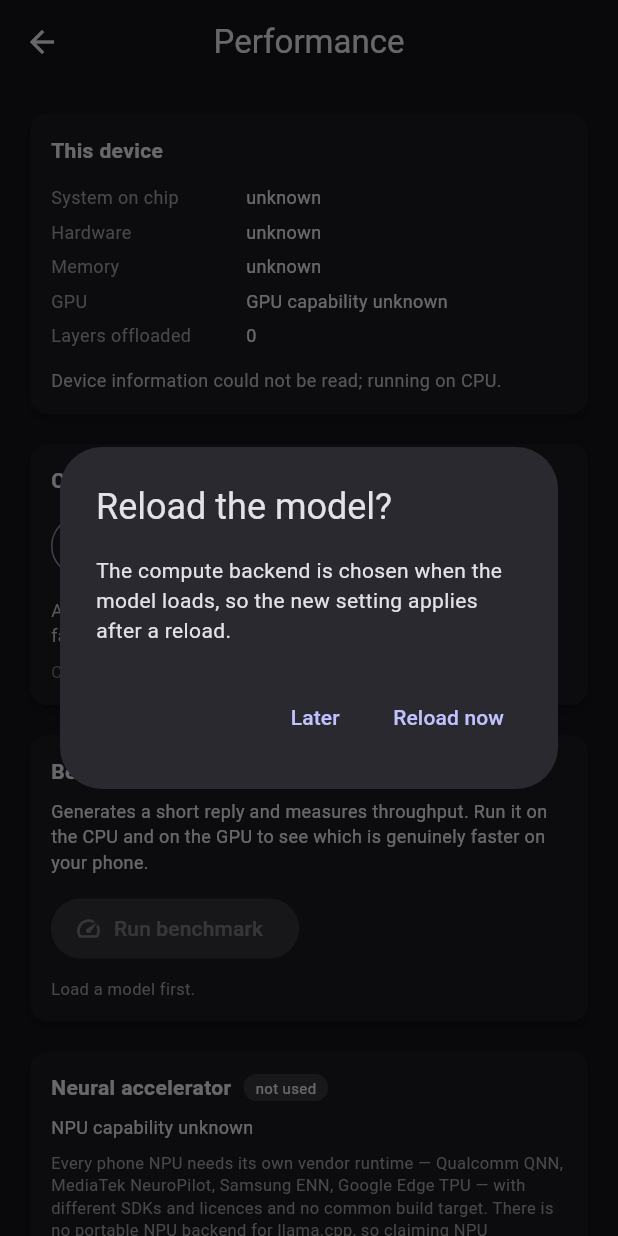
After one commit to skullrex0987-ctrl/Opendotsapk, a Flutter app: the PerformanceScreen screen opened directly, after a tap on "GPU", on a phone screen of 412 x 824 dp. The commit adds this screen. Run offline on Flutter 3.47's test engine with Material 3 defaults, Android fonts, the phone set to English and light mode, and no system bars; our stand-ins replace device_info_plus, file_picker, flutter_riverpod, flutter_secure_storage, flutter_tts, geolocator and 8 more; missing offline and left inert: cryptography, onnxruntime, workmanager; accounts and stored records are empty.

Commit message:
feat(perf): GPU toggle, device diagnostics and a benchmark
Research on shipping Android LLM apps turned up a fact worth designing around:
on midrange GPUs -- Mali especially -- token generation can be *slower* than the
CPU, because generation is memory-bandwidth-bound and a narrow mobile memory bus
does not beat well-vectorised NEON kernels. An app that silently offloads to the
GPU therefore makes some users slower while telling them nothing.

So the backend is a choice, not a build-time guess:

- 'auto' | 'gpu' | 'cpu' setting, resolved in one place (GpuService.layersForMode)
  so the settings UI and the model loader cannot disagree.
- auto stays on the CPU for midrange Mali parts, where the evidence says the GPU
  loses, and allows it elsewhere.
- Settings -> Performance reports the SoC, RAM, GPU class, layers offloaded and
  the NPU's presence, then offers a throughput benchmark so the choice can rest
  on the user's own hardware rather than on our guess.
- Changing the backend prompts to reload the model, since offload is fixed at
  load time, instead of silently doing nothing.

NPU is reported and explicitly not used: every phone NPU needs its own vendor
runtime (QNN, NeuroPilot, ENN, Edge TPU) with no common build target, so there is
no portable llama.cpp backend for it. The screen says so rather than implying
otherwise.

Also: inference threads are now capped at 4. Decode is memory-bandwidth-bound,
so beyond that the workers contend for the same bus.

```diff
--- a/lib/data/services/gpu_service.dart
+++ b/lib/data/services/gpu_service.dart
@@ -53,7 +53,16 @@ class GpuCapability {
   final int totalRamMb;
 
   /// Layers this device should try to offload.
+  ///
+  /// Note this is a *default*, not a verdict. On many midrange Mali parts token
+  /// generation is memory-bandwidth-bound and the CPU kernels are genuinely
+  /// faster, so the UI offers a manual override and a benchmark rather than
+  /// trusting this number.
   final int recommendedGpuLayers;
+
+  /// True when the GPU is likely to *lose* to the CPU, so the default is to
+  /// stay on the CPU and let the user opt in.
+  final bool gpuOftenSlower;
 
   /// Plain-language explanation, shown in the UI.
   final String summary;
@@ -66,6 +75,7 @@ class GpuCapability {
     required this.totalRamMb,
     required this.recommendedGpuLayers,
     required this.summary,
+    this.gpuOftenSlower = false,
   });
 
   bool get npuUsable => false;
@@ -130,7 +140,16 @@ class GpuService {
           ? (info.physicalSize / (1024 * 1024)).round()
           : 0;
 
-      final layers = _layersFor(gpuClass, ramMb);
+      // Midrange Mali parts are the well-documented case where GPU token
+      // generation loses to the CPU: generation is memory-bandwidth-bound, and
+      // a mobile GPU with a narrow bus does not beat well-vectorised NEON
+      // kernels. Do not silently pick the slower path for these users.
+      final maliCautious = combined.contains('mali') &&
+          !combined.contains('immortalis') &&
+          !combined.contains('g715') &&
+          !combined.contains('g720');
+
+      final layers = maliCautious ? 0 : _layersFor(gpuClass, ramMb);
 
       _cached = GpuCapability(
         socModel: soc,
@@ -139,7 +158,13 @@ class GpuService {
         npuVendor: npuVendor,
         totalRamMb: ramMb,
         recommendedGpuLayers: layers,
-        summary: _summaryFor(gpuClass, layers, ramMb),
+        gpuOftenSlower: maliCautious,
+        summary: maliCautious
+            ? 'A midrange Mali GPU was detected. On these, token generation is '
+                'memory-bandwidth-bound and the CPU kernels are usually faster, '
+                'so the CPU is used by default. You can try the GPU in '
+                'Performance and compare.'
+            : _summaryFor(gpuClass, layers, ramMb),
       );
     } catch (e) {
       debugPrint('[GpuService] detection failed: $e');
@@ -255,4 +280,20 @@ class GpuService {
   /// Called from tests to reset the memoised probe.
   @visibleForTesting
   static void resetCache() => _cached = null;
+
+  /// Resolve the offload setting — 'auto' | 'gpu' | 'cpu' — to a layer count.
+  ///
+  /// This is the single place that decides, so the Performance screen and the
+  /// model loader can never disagree about what the user asked for.
+  static Future<int> layersForMode(String mode) async {
+    switch (mode) {
+      case 'gpu':
+        // llama.cpp clamps to the model's actual depth, so 99 means "all".
+        return _allLayers;
+      case 'cpu':
+        return 0;
+      default:
+        return (await detect()).recommendedGpuLayers;
+    }
+  }
 }
--- a/lib/data/services/llm_service.dart
+++ b/lib/data/services/llm_service.dart
@@ -78,20 +78,30 @@ class LlmService {
 
   static LlmService getInstance() => _instance ??= LlmService._();
 
-  /// Number of usable CPU cores.
+  /// Number of usable CPU cores for inference.
   ///
   /// [performanceOnly] asks the platform for the big cores only. On the
   /// big.LITTLE Android SoCs this app targets, handing llama.cpp every core
   /// including the little ones tends to *reduce* throughput, because the slow
   /// cores become the stragglers in every synchronised matmul.
+  ///
+  /// The result is capped at [_maxInferenceThreads]. Decode is memory-bandwidth
+  /// bound, so past roughly four threads the extra workers contend for the same
+  /// memory bus and generation gets slower rather than faster. The cost is some
+  /// prompt-processing throughput, which is the right trade for a chat app
+  /// where time-to-first-token and streaming smoothness are what a person
+  /// actually notices.
   Future<int> cpuCores({bool performanceOnly = true}) async {
     try {
       final cores = await _llm.getCpuCores(performanceOnly: performanceOnly);
-      return cores > 0 ? cores : 4;
+      if (cores <= 0) return 4;
+      return cores < _maxInferenceThreads ? cores : _maxInferenceThreads;
     } catch (_) {
       return 4;
     }
   }
+
+  static const int _maxInferenceThreads = 4;
 
   /// Load a GGUF chat model. Returns false (and reports via [onError]) on
   /// failure rather than throwing, so the UI can show a message.
--- a/lib/presentation/providers/providers.dart
+++ b/lib/presentation/providers/providers.dart
@@ -261,6 +261,10 @@ class SettingsNotifier extends StateNotifier<Map<String, dynamic>> {
     // Security
     'biometric_lock': false,
 
+    // Compute backend: auto | gpu | cpu. 'auto' follows GpuService, which
+    // stays on the CPU for midrange Mali parts where the GPU usually loses.
+    'gpu_offload': 'auto',
+
     // First-run
     'onboarding_done': false,
   }) {
@@ -302,6 +306,7 @@ class SettingsNotifier extends StateNotifier<Map<String, dynamic>> {
       'active_cloud_provider',
       'active_cloud_model',
       'model_path',
+      'gpu_offload',
     ]) {
       final raw = await _db.getPreference(key);
       if (raw != null && raw.isNotEmpty) {
--- a/lib/presentation/screens/chat_screen.dart
+++ b/lib/presentation/screens/chat_screen.dart
@@ -777,10 +777,12 @@ class ModelSelectorDialog extends ConsumerWidget {
     var message = 'Failed to load model';
 
     try {
-      final gpu = await GpuService.detect();
+      final layers = await GpuService.layersForMode(
+        '${ref.read(settingsProvider)['gpu_offload'] ?? 'auto'}',
+      );
       ok = await llmService.loadModel(
         await manager.weightPath(chat),
-        gpuLayers: gpu.recommendedGpuLayers,
+        gpuLayers: layers,
       );
 
       // Vision is optional — a missing projector must not fail the chat model.
--- /dev/null
+++ b/lib/presentation/screens/performance_screen.dart
@@ -0,0 +1,382 @@
+/// Performance and device diagnostics.
+///
+/// Why this screen exists rather than a silent "use the GPU" flag: on a large
+/// class of phones the GPU is genuinely *slower* than the CPU for token
+/// generation. Generation is memory-bandwidth-bound, and a midrange mobile GPU
+/// with a narrow memory bus does not beat well-vectorised NEON kernels. A user
+/// whose phone falls into that class should be able to see it and switch back,
+/// rather than concluding the app is slow.
+///
+/// So the screen does three things: it reports what the device actually is, it
+/// lets the backend be chosen, and it measures both so the choice can be based
+/// on the user's own hardware instead of on a guess made at build time.
+library;
+
+import 'package:flutter/material.dart';
+import 'package:flutter_riverpod/flutter_riverpod.dart';
+
+import '../../data/services/gpu_service.dart';
+import '../../data/services/llm_service.dart';
+import '../providers/providers.dart';
+
+class PerformanceScreen extends ConsumerStatefulWidget {
+  const PerformanceScreen({super.key});
+
+  @override
+  ConsumerState<PerformanceScreen> createState() => _PerformanceScreenState();
+}
+
+class _PerformanceScreenState extends ConsumerState<PerformanceScreen> {
+  GpuCapability? _gpu;
+  bool _loadingDevice = true;
+
+  bool _benchmarking = false;
+  String? _benchmarkResult;
+  double? _lastTokensPerSecond;
+
+  @override
+  void initState() {
+    super.initState();
+    _loadDevice();
+  }
+
+  Future<void> _loadDevice() async {
+    final gpu = await GpuService.detect();
+    if (!mounted) return;
+    setState(() {
+      _gpu = gpu;
+      _loadingDevice = false;
+    });
+  }
+
+  @override
+  Widget build(BuildContext context) {
+    final settings = ref.watch(settingsProvider);
+    final llm = ref.read(llmServiceProvider);
+
+    return Scaffold(
+      appBar: AppBar(title: const Text('Performance')),
+      body: ListView(
+        padding: const EdgeInsets.all(16),
+        children: [
+          _deviceCard(llm),
+          const SizedBox(height: 12),
+          _backendCard(settings, llm),
+          const SizedBox(height: 12),
+          _benchmarkCard(llm),
+          const SizedBox(height: 12),
+          _npuCard(),
+        ],
+      ),
+    );
+  }
+
+  Widget _deviceCard(LlmService llm) {
+    if (_loadingDevice) {
+      return const Card(
+        child: Padding(
+          padding: EdgeInsets.all(16),
+          child: Center(child: CircularProgressIndicator()),
+        ),
+      );
+    }
+
+    final gpu = _gpu ?? GpuCapability.unknown;
+    final ram = gpu.totalRamMb > 0
+        ? '${(gpu.totalRamMb / 1024).toStringAsFixed(1)} GB'
+        : 'unknown';
+
+    return Card(
+      child: Padding(
+        padding: const EdgeInsets.all(14),
+        child: Column(
+          crossAxisAlignment: CrossAxisAlignment.start,
+          children: [
+            const Text('This device',
+                style: TextStyle(fontWeight: FontWeight.bold)),
+            const SizedBox(height: 10),
+            _row('System on chip', gpu.socModel),
+            _row('Hardware', gpu.hardware),
+            _row('Memory', ram),
+            _row('GPU', gpu.gpuLabel),
+            _row('Layers offloaded', '${llm.gpuLayers}'),
+            const SizedBox(height: 10),
+            Text(
+              gpu.summary,
+              style: TextStyle(fontSize: 12, color: Colors.grey[400]),
+            ),
+          ],
+        ),
+      ),
+    );
+  }
+
+  Widget _backendCard(Map<String, dynamic> settings, LlmService llm) {
+    final mode = '${settings['gpu_offload'] ?? 'auto'}';
+
+    return Card(
+      child: Padding(
+        padding: const EdgeInsets.all(14),
+        child: Column(
+          crossAxisAlignment: CrossAxisAlignment.start,
+          children: [
+            const Text('Compute backend',
+                style: TextStyle(fontWeight: FontWeight.bold)),
+            const SizedBox(height: 10),
+            SegmentedButton<String>(
+              segments: const [
+                ButtonSegment(value: 'auto', label: Text('Auto')),
+                ButtonSegment(value: 'gpu', label: Text('GPU')),
+                ButtonSegment(value: 'cpu', label: Text('CPU')),
+              ],
+              selected: {mode},
+              onSelectionChanged: (s) => _setMode(s.first),
+            ),
+            const SizedBox(height: 10),
+            Text(
+              _modeExplanation(mode),
+              style: TextStyle(fontSize: 12, color: Colors.grey[400]),
+            ),
+            const SizedBox(height: 8),
+            Text(
+              'Changing this reloads the model — takes a few seconds.',
+              style: TextStyle(fontSize: 11, color: Colors.grey[600]),
+            ),
+          ],
+        ),
+      ),
+    );
+  }
+
+  String _modeExplanation(String mode) {
+    switch (mode) {
+      case 'gpu':
+        return 'Always attempt GPU offload. If the driver refuses, llama.cpp '
+            'falls back to the CPU automatically.';
+      case 'cpu':
+        return 'Never use the GPU. Try this if responses feel slower than '
+            'expected — on many midrange GPUs the CPU is faster.';
+      default:
+        return 'Decide from the chipset: GPU on capable hardware, CPU on '
+            'devices where the GPU usually loses.';
+    }
+  }
+
+  Future<void> _setMode(String mode) async {
+    await ref.read(settingsProvider.notifier).updateSetting('gpu_offload', mode);
+    if (!mounted) return;
+
+    // The backend is fixed at model-load time, so the change only takes effect
+    // after a reload. Offer it rather than silently doing nothing.
+    final reload = await showDialog<bool>(
+      context: context,
+      builder: (ctx) => AlertDialog(
+        title: const Text('Reload the model?'),
+        content: const Text(
+          'The compute backend is chosen when the model loads, so the new '
+          'setting applies after a reload.',
+        ),
+        actions: [
+          TextButton(
+            onPressed: () => Navigator.pop(ctx, false),
+            child: const Text('Later'),
+          ),
+          TextButton(
+            onPressed: () => Navigator.pop(ctx, true),
+            child: const Text('Reload now'),
+          ),
+        ],
+      ),
+    );
+
+    if (reload == true && mounted) {
+      final llm = ref.read(llmServiceProvider);
+      final path = llm.modelPath;
+      if (path == null) return;
+
+      final ctx = context;
+      showDialog(
+        context: ctx,
+        barrierDismissible: false,
+        builder: (_) => const Center(child: CircularProgressIndicator()),
+      );
+      final ok = await llm.loadModel(path, gpuLayers: _layersFor(mode));
+      if (ctx.mounted) Navigator.of(ctx).pop();
+      if (ctx.mounted) {
+        ScaffoldMessenger.of(ctx).showSnackBar(
+          SnackBar(content: Text(ok ? 'Model reloaded.' : 'Reload failed.')),
+        );
+      }
+      setState(() {});
+    }
+  }
+
+  int _layersFor(String mode) {
+    switch (mode) {
+      case 'gpu':
+        return 99;
+      case 'cpu':
+        return 0;
+      default:
+        return _gpu?.recommendedGpuLayers ?? 0;
+    }
+  }
+
+  Widget _benchmarkCard(LlmService llm) {
+    return Card(
+      child: Padding(
+        padding: const EdgeInsets.all(14),
+        child: Column(
+          crossAxisAlignment: CrossAxisAlignment.start,
+          children: [
+            const Text('Benchmark',
+                style: TextStyle(fontWeight: FontWeight.bold)),
+            const SizedBox(height: 8),
+            const Text(
+              'Generates a short reply and measures throughput. Run it on the '
+              'CPU and on the GPU to see which is genuinely faster on your '
+              'phone.',
+              style: TextStyle(fontSize: 12),
+            ),
+            const SizedBox(height: 12),
+            FilledButton.icon(
+              onPressed: (_benchmarking || !llm.isLoaded) ? null : _benchmark,
+              icon: _benchmarking
+                  ? const SizedBox(
+                      width: 16,
+                      height: 16,
+                      child: CircularProgressIndicator(strokeWidth: 2),
+                    )
+                  : const Icon(Icons.speed, size: 18),
+              label: Text(_benchmarking ? 'Measuring…' : 'Run benchmark'),
+            ),
+            if (!llm.isLoaded) ...[
+              const SizedBox(height: 8),
+              Text(
+                'Load a model first.',
+                style: TextStyle(fontSize: 11, color: Colors.grey[500]),
+              ),
+            ],
+            if (_benchmarkResult != null) ...[
+              const SizedBox(height: 12),
+              Text(_benchmarkResult!,
+                  style: const TextStyle(fontSize: 13, height: 1.4)),
+            ],
+          ],
+        ),
+      ),
+    );
+  }
+
+  Future<void> _benchmark() async {
+    setState(() {
+      _benchmarking = true;
+      _benchmarkResult = null;
+    });
+
+    final llm = ref.read(llmServiceProvider);
+    final sw = Stopwatch()..start();
+    var tokens = 0;
+
+    try {
+      await for (final _ in llm.generateStream(
+        prompt: 'Count from one to twenty in words, separated by spaces.',
+        maxTokens: 96,
+      )) {
+        tokens++;
+        // Abort as soon as there is a usable sample; no need to finish.
+        if (tokens >= 64) break;
+      }
+    } catch (e) {
+      sw.stop();
+      if (!mounted) return;
+      setState(() {
+        _benchmarking = false;
+        _benchmarkResult = 'Benchmark failed: $e';
+      });
+      return;
+    }
+
+    sw.stop();
+    if (!mounted) return;
+
+    final seconds = sw.elapsedMilliseconds / 1000.0;
+    final tps = seconds > 0 ? tokens / seconds : 0.0;
+
+    setState(() {
+      _benchmarking = false;
+      _lastTokensPerSecond = tps;
+      final backend = llm.gpuLayers > 0 ? 'GPU' : 'CPU';
+      _benchmarkResult =
+          '$tokens tokens in ${seconds.toStringAsFixed(1)}s\n'
+          '${tps.toStringAsFixed(1)} tokens/sec on $backend '
+          '(${llm.gpuLayers > 0 ? '${llm.gpuLayers} layers offloaded' : 'all layers on the CPU'})';
+    });
+  }
+
+  Widget _npuCard() {
+    final gpu = _gpu ?? GpuCapability.unknown;
+
+    return Card(
+      child: Padding(
+        padding: const EdgeInsets.all(14),
+        child: Column(
+          crossAxisAlignment: CrossAxisAlignment.start,
+          children: [
+            Row(
+              children: [
+                const Text('Neural accelerator',
+                    style: TextStyle(fontWeight: FontWeight.bold)),
+                const SizedBox(width: 8),
+                Container(
+                  padding:
+                      const EdgeInsets.symmetric(horizontal: 8, vertical: 2),
+                  decoration: BoxDecoration(
+                    color: Colors.grey.withOpacity(0.2),
+                    borderRadius: BorderRadius.circular(10),
+                  ),
+                  child: const Text('not used',
+                      style: TextStyle(fontSize: 10)),
+                ),
+              ],
+            ),
+            const SizedBox(height: 8),
+            Text(gpu.npuLabel, style: const TextStyle(fontSize: 12)),
+            const SizedBox(height: 8),
+            Text(
+              'Every phone NPU needs its own vendor runtime — Qualcomm QNN, '
+              'MediaTek NeuroPilot, Samsung ENN, Google Edge TPU — with '
+              'different SDKs and licences and no common build target. There is '
+              'no portable NPU backend for llama.cpp, so claiming NPU '
+              'acceleration here would be a lie. This app uses the GPU '
+              '(Vulkan) or the CPU.',
+              style: TextStyle(fontSize: 11, height: 1.4, color: Colors.grey[500]),
+            ),
+          ],
+        ),
+      ),
+    );
+  }
+
+  Widget _row(String label, String value) {
+    return Padding(
+      padding: const EdgeInsets.symmetric(vertical: 3),
+      child: Row(
+        crossAxisAlignment: CrossAxisAlignment.start,
+        children: [
+          SizedBox(
+            width: 130,
+            child: Text(label,
+                style: TextStyle(fontSize: 12, color: Colors.grey[500])),
+          ),
+          Expanded(
+            child: SelectableText(
+              value,
+              style: const TextStyle(fontSize: 12),
+            ),
+          ),
+        ],
+      ),
+    );
+  }
+}
--- a/lib/presentation/screens/settings_screen.dart
+++ b/lib/presentation/screens/settings_screen.dart
@@ -4,6 +4,8 @@ import 'package:flutter_riverpod/flutter_riverpod.dart';
 import '../providers/providers.dart';
 import '../../core/constants/app_constants.dart';
 import 'models_screen.dart';
+import 'performance_screen.dart';
+import 'cloud_screen.dart';
 
 class SettingsScreen extends ConsumerWidget {
   const SettingsScreen({super.key});
@@ -248,6 +250,35 @@ class AboutSection extends StatelessWidget {
     return Column(
       children: [
         ListTile(
+          leading: const Icon(Icons.speed),
+          title: const Text('Performance'),
+          subtitle: const Text(
+            'Backend, chipset and a throughput benchmark',
+            style: TextStyle(fontSize: 11),
+          ),
+          trailing: const Icon(Icons.chevron_right),
+          onTap: () => Navigator.of(context).push(
+            MaterialPageRoute(
+              builder: (_) => const PerformanceScreen(),
+            ),
+          ),
+        ),
+        ListTile(
+          leading: const Icon(Icons.cloud_queue),
+          title: const Text('Cloud Models'),
+          subtitle: const Text(
+            'Bring your own API key — optional, off by default',
+            style: TextStyle(fontSize: 11),
+          ),
+          trailing: const Icon(Icons.chevron_right),
+          onTap: () => Navigator.of(context).push(
+            MaterialPageRoute(
+              builder: (_) => const CloudModelsScreen(),
+            ),
+          ),
+        ),
+        const Divider(),
+        ListTile(
           leading: const Icon(Icons.info),
           title: const Text('Version'),
           subtitle: const Text(AppConstants.appVersion),
```
